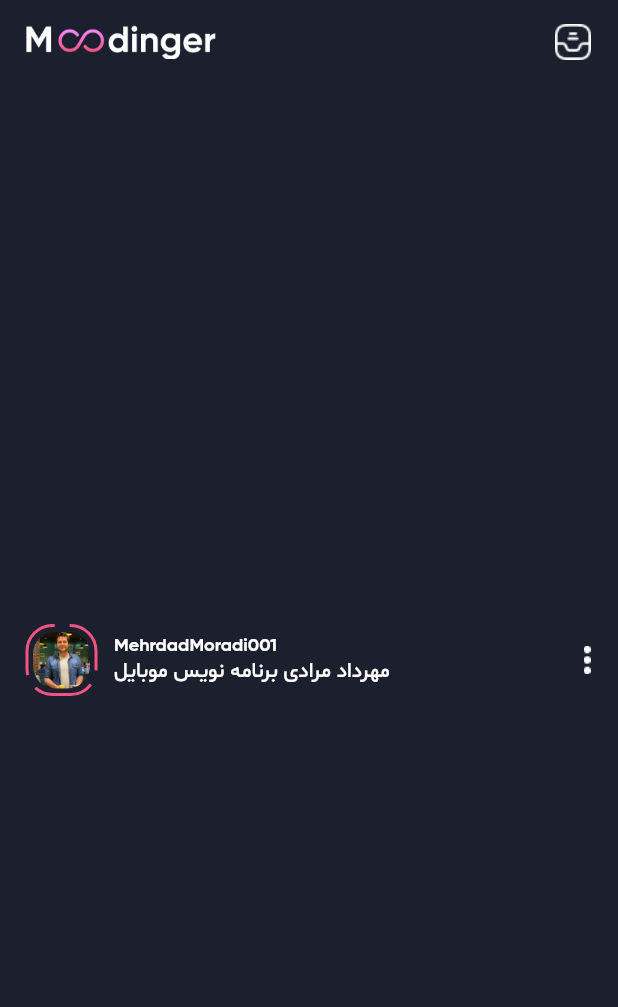
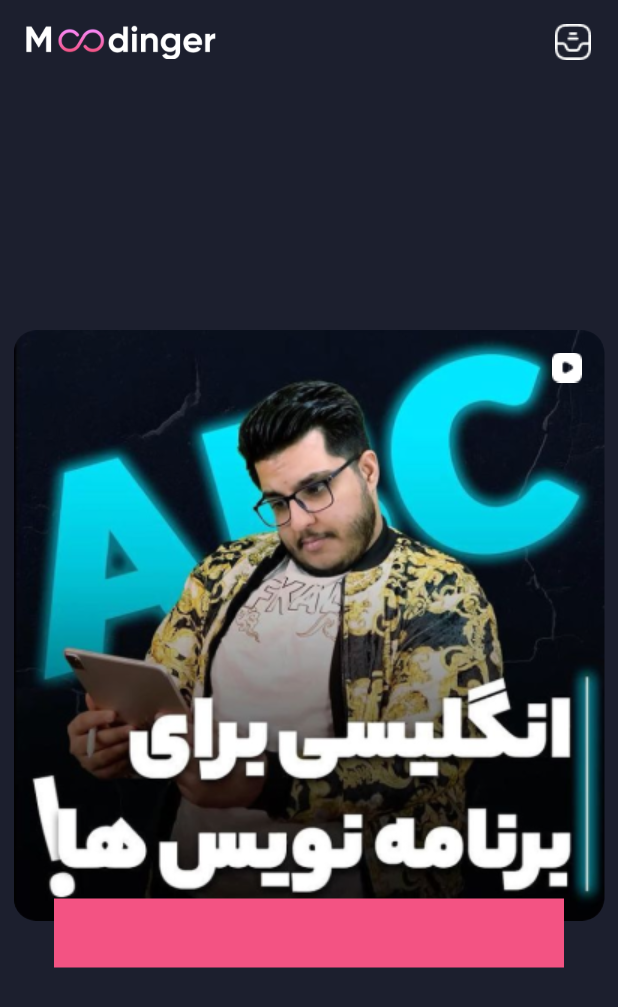
Before and after one commit to mehrdadmoradi001/instagram, a Flutter app: the screen it shows after launch, on a phone screen of 412 x 824 dp. Shown: the top 1007 px of the screen. Run offline on Flutter 3.47's test engine with Material 2 defaults, Android fonts, the phone set to English and light mode, and no system bars; drawn by our look-alikes of dotted_border.

Commit message:
1- Creating a content template. 2- Using Positioned property for Stack

```diff
--- a/lib/screens/home_screen.dart
+++ b/lib/screens/home_screen.dart
@@ -28,7 +28,42 @@ class HomeScreen extends StatelessWidget {
       backgroundColor: deepColor,
       body: SafeArea(
         child: Center(
-          child: Padding(
+          child: Container(
+            width: 394,
+            height: 440,
+            child: Stack(
+              alignment: AlignmentDirectional.center,
+              children: [
+                Positioned(
+                  top: 0,
+                  child: ClipRRect(
+                    borderRadius: BorderRadius.circular(15),
+                    child: Image.asset('images/post_cover.png'),
+                  ),
+                ),
+                Positioned(
+                  top: 15,
+                  right: 15,
+                  child: Image.asset('images/icon_video.png'),
+                ),
+                Positioned(
+                  bottom: 15,
+                  child: Container(
+                    width: 340,
+                    height: 46,
+                    color: pinkColor,
+                  ),
+                ),
+              ],
+            ),
+          ),
+        ),
+      ),
+    );
+  }
+
+  Widget _getHeaderPost() {
+    return Padding(
       padding: EdgeInsets.symmetric(horizontal: 18),
       child: Row(
         children: [
@@ -60,9 +95,6 @@ class HomeScreen extends StatelessWidget {
           Spacer(),
           Image.asset('images/icon_menu.png'),
         ],
-            ),
-          ),
-        ),
       ),
     );
   }
```
Lines whose indentation alone changed are shown as unchanged.
